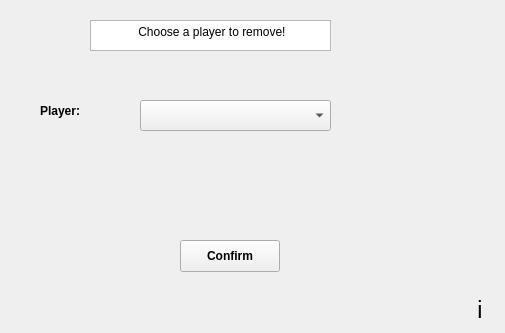
This is removetransferlist.ui in TNT57/FootballClubManagementSystem as Qt 5 draws it before an edit. The edited form follows.
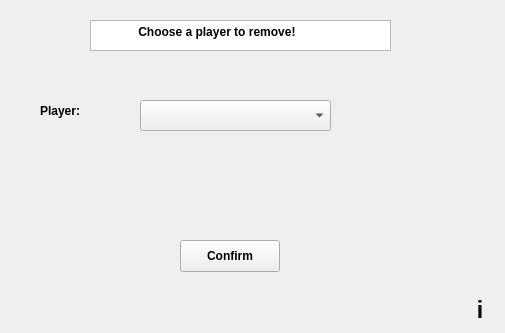
This is the edited form.

Commit message: make infolabel bold

```diff
--- a/removetransferlist.ui
+++ b/removetransferlist.ui
@@ -54,10 +54,15 @@
     <rect>
      <x>90</x>
      <y>20</y>
-     <width>241</width>
+     <width>301</width>
      <height>31</height>
     </rect>
    </property>
+   <property name="font">
+    <font>
+     <bold>true</bold>
+    </font>
+   </property>
    <property name="readOnly">
     <bool>true</bool>
    </property>
@@ -87,6 +92,7 @@
    <property name="font">
     <font>
      <pointsize>17</pointsize>
+     <bold>true</bold>
     </font>
    </property>
    <property name="text">
```
The commit also changes 21 other files.
